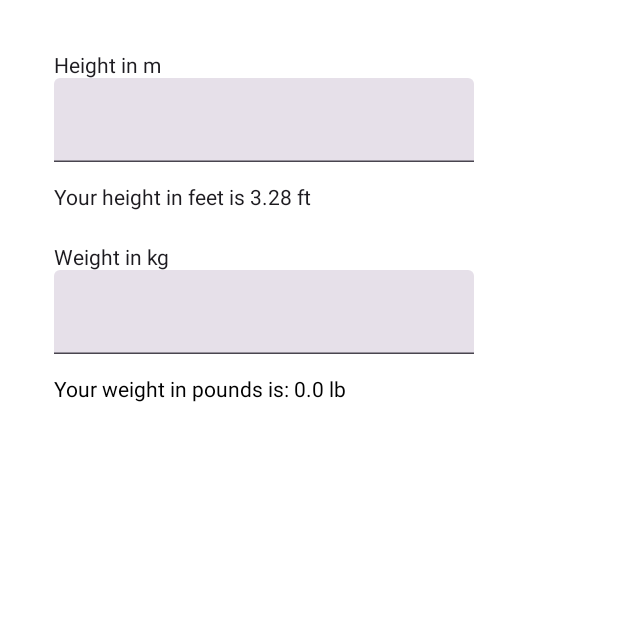
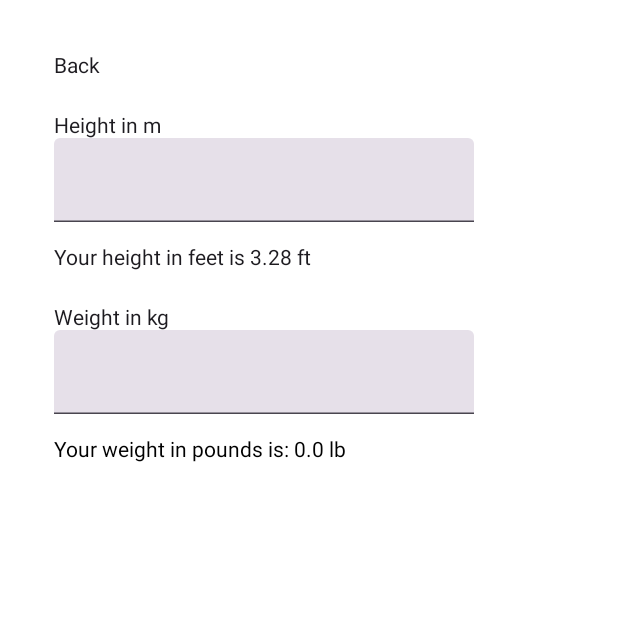
Before and after one commit to nicolegeorgieva/weight-tracker-android, an Android app built with Jetpack Compose: the screen it shows after launch (MainActivity), after a tap on "Convert units", on a phone screen of 412 x 824 dp, the top half of it. Run offline under Robolectric (Android 15) with nearby library versions, the light colour scheme and no system bars.

Commit message:
Add Back button

```diff
--- a/app/src/main/java/com/weighttracker/ConverterScreen.kt
+++ b/app/src/main/java/com/weighttracker/ConverterScreen.kt
@@ -1,6 +1,7 @@
 package com.weighttracker
 
 import androidx.compose.foundation.background
+import androidx.compose.foundation.clickable
 import androidx.compose.foundation.layout.*
 import androidx.compose.material3.Text
 import androidx.compose.runtime.*
@@ -18,10 +19,21 @@ fun ConverterScreen() {
             .background(color = Color.White)
             .padding(horizontal = 36.dp, vertical = 36.dp)
     ) {
+        BackButton()
+        Spacer(modifier = Modifier.height(24.dp))
         HeightConverter()
         Spacer(modifier = Modifier.height(24.dp))
         WeightConverter()
     }
+}
+
+@Composable
+fun BackButton() {
+    Text(text = "Back",
+        modifier = Modifier.clickable {
+            currentScreen.value = Screens.Main
+        }
+    )
 }
 
 @Composable
```
